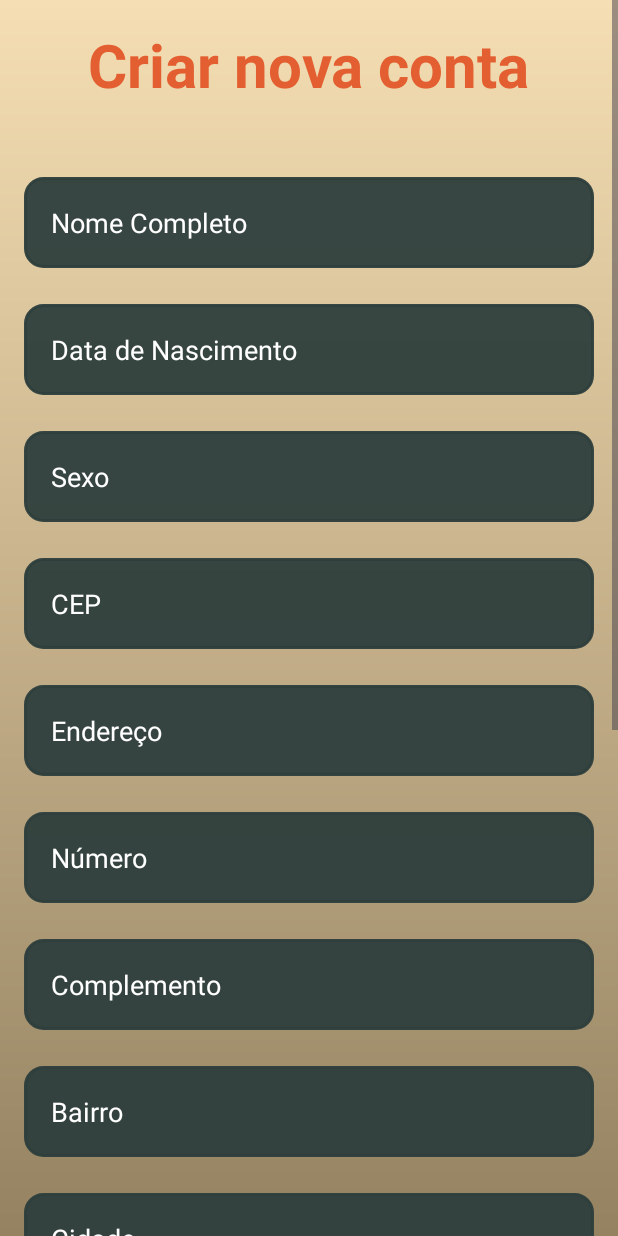
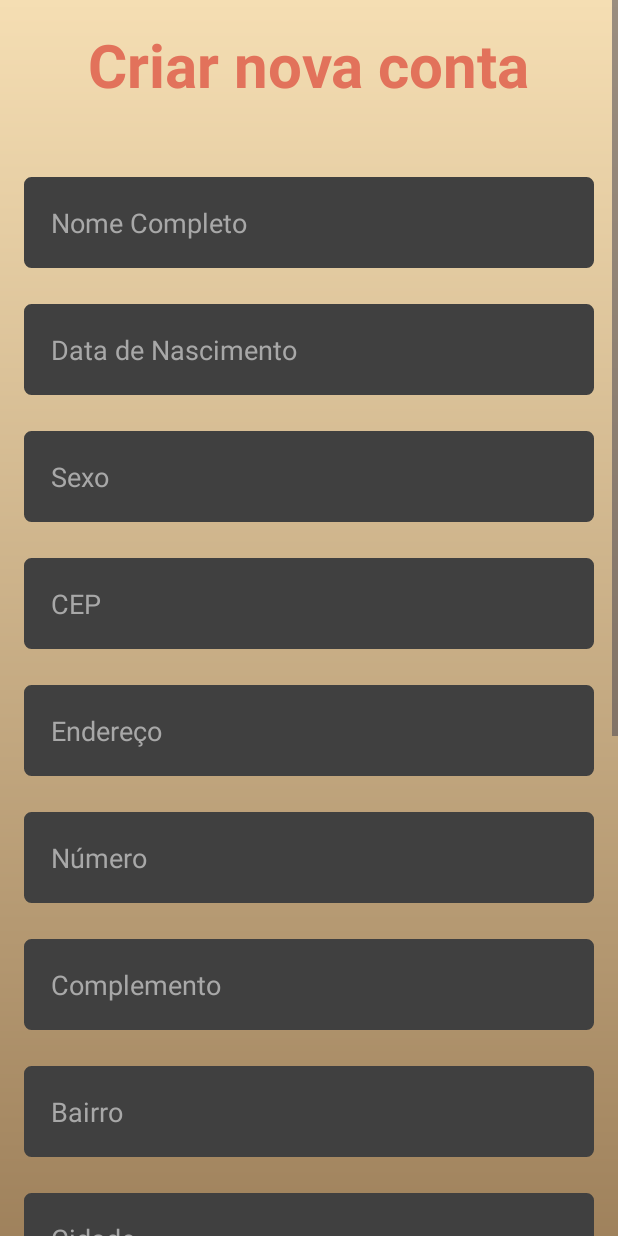
Before and after one commit to guilherme-neves1/SafeCityApp, an Android app: the CreateAccountActivity screen opened directly, with no data from a screen before it, on a phone screen of 412 x 824 dp. Run offline under Robolectric (Android 15) with nearby library versions, the phone set to English and light mode, and no system bars.

Commit message:
update design

```diff
--- a/app/src/main/res/drawable/login_background.xml
+++ b/app/src/main/res/drawable/login_background.xml
@@ -2,6 +2,6 @@
 <shape xmlns:android="http://schemas.android.com/apk/res/android">
 
     <gradient android:type="linear" android:angle="100"
-        android:startColor="#F5DEB3" android:endColor="#514228"/>
+        android:startColor="#F5DEB3" android:endColor="#654321"/>
 
 </shape>
--- a/app/src/main/res/drawable/rounded_corner.xml
+++ b/app/src/main/res/drawable/rounded_corner.xml
@@ -3,7 +3,7 @@
     android:shape="rectangle"
     >
 
-    <corners android:radius="12dp"/>
+    <corners android:radius="4dp"/>
     <stroke android:width="2dip" android:color="@color/white"/>
 
 
--- a/app/src/main/res/layout/activity_create_account.xml
+++ b/app/src/main/res/layout/activity_create_account.xml
@@ -16,7 +16,7 @@
             android:text="Criar nova conta"
             android:textSize="40sp"
             android:textStyle="bold"
-            android:textColor="#E35F31"
+            android:textColor="#E2725B"
             android:layout_centerHorizontal="true"
             android:layout_marginBottom="24dp"/>
 
@@ -25,13 +25,12 @@
             android:layout_width="match_parent"
             android:layout_height="wrap_content"
             android:hint="Nome Completo"
+            android:textColorHint="#A8A8A8"
             android:layout_below="@id/titleText"
             android:layout_marginTop="24dp"
-            android:textColor="@color/white"
-            android:textColorHint="@color/white"
+            android:backgroundTint="#404040"
             android:textSize="18sp"
             android:background="@drawable/rounded_corner"
-            android:backgroundTint="#F02D3E3C"
             android:padding="18dp"
             />
 
@@ -40,13 +39,13 @@
             android:layout_width="match_parent"
             android:layout_height="wrap_content"
             android:hint="Data de Nascimento"
+            android:textColorHint="#A8A8A8"
             android:layout_below="@id/fullNameInput"
             android:layout_marginTop="24dp"
             android:textColor="@color/white"
-            android:textColorHint="@color/white"
             android:textSize="18sp"
             android:background="@drawable/rounded_corner"
-            android:backgroundTint="#F02D3E3C"
+            android:backgroundTint="#404040"
             android:padding="18dp"
             android:inputType="date"/>
 
@@ -58,10 +57,10 @@
             android:layout_below="@+id/birthInput"
             android:layout_marginTop="24dp"
             android:textColor="@color/white"
-            android:textColorHint="@color/white"
+            android:textColorHint="#A8A8A8"
             android:textSize="18sp"
             android:background="@drawable/rounded_corner"
-            android:backgroundTint="#F02D3E3C"
+            android:backgroundTint="#404040"
             android:padding="18dp"/>
 
         <EditText
@@ -72,10 +71,10 @@
             android:layout_below="@+id/sexInput"
             android:layout_marginTop="24dp"
             android:textColor="@color/white"
-            android:textColorHint="@color/white"
+            android:textColorHint="#A8A8A8"
             android:textSize="18sp"
             android:background="@drawable/rounded_corner"
-            android:backgroundTint="#F02D3E3C"
+            android:backgroundTint="#404040"
             android:padding="18dp"
             android:inputType="number"/>
 
@@ -88,10 +87,10 @@
             android:layout_below="@id/cepInput"
             android:layout_marginTop="24dp"
             android:textColor="@color/white"
-            android:textColorHint="@color/white"
+            android:textColorHint="#A8A8A8"
             android:textSize="18sp"
             android:background="@drawable/rounded_corner"
-            android:backgroundTint="#F02D3E3C"
+            android:backgroundTint="#404040"
             android:padding="18dp"/>
 
         <EditText
@@ -102,10 +101,10 @@
             android:layout_below="@id/addressInput"
             android:layout_marginTop="24dp"
             android:textColor="@color/white"
-            android:textColorHint="@color/white"
+            android:textColorHint="#A8A8A8"
             android:textSize="18sp"
             android:background="@drawable/rounded_corner"
-            android:backgroundTint="#F02D3E3C"
+            android:backgroundTint="#404040"
             android:padding="18dp"
             android:inputType="number"/>
 
@@ -117,10 +116,10 @@
             android:layout_below="@id/numInput"
             android:layout_marginTop="24dp"
             android:textColor="@color/white"
-            android:textColorHint="@color/white"
+            android:textColorHint="#A8A8A8"
             android:textSize="18sp"
             android:background="@drawable/rounded_corner"
-            android:backgroundTint="#F02D3E3C"
+            android:backgroundTint="#404040"
             android:padding="18dp"/>
 
         <EditText
@@ -131,10 +130,10 @@
             android:layout_below="@id/complInput"
             android:layout_marginTop="24dp"
             android:textColor="@color/white"
-            android:textColorHint="@color/white"
+            android:textColorHint="#A8A8A8"
             android:textSize="18sp"
             android:background="@drawable/rounded_corner"
-            android:backgroundTint="#F02D3E3C"
+            android:backgroundTint="#404040"
             android:padding="18dp"/>
 
         <EditText
@@ -145,10 +144,10 @@
             android:layout_below="@+id/distInput"
             android:layout_marginTop="24dp"
             android:textColor="@color/white"
-            android:textColorHint="@color/white"
+            android:textColorHint="#A8A8A8"
             android:textSize="18sp"
             android:background="@drawable/rounded_corner"
-            android:backgroundTint="#F02D3E3C"
+            android:backgroundTint="#404040"
             android:padding="18dp"/>
 
 
@@ -158,11 +157,10 @@
             android:layout_height="wrap_content"
             android:layout_below="@+id/cityInput"
             android:layout_marginTop="24dp"
-            android:textColor="@color/white"
-            android:textColorHint="@color/white"
+            android:textColor="#A8A8A8"
             android:textSize="18sp"
             android:background="@drawable/rounded_corner"
-            android:backgroundTint="#F02D3E3C"
+            android:backgroundTint="#404040"
             android:padding="18dp"/>
 
         <EditText
@@ -173,10 +171,10 @@
             android:layout_below="@id/stateSpinner"
             android:layout_marginTop="24dp"
             android:textColor="@color/white"
-            android:textColorHint="@color/white"
+            android:textColorHint="#A8A8A8"
             android:textSize="18sp"
             android:background="@drawable/rounded_corner"
-            android:backgroundTint="#F02D3E3C"
+            android:backgroundTint="#404040"
             android:padding="18dp"
             android:inputType="phone"/>
 
@@ -188,10 +186,10 @@
             android:layout_below="@id/telInput"
             android:layout_marginTop="24dp"
             android:textColor="@color/white"
-            android:textColorHint="@color/white"
+            android:textColorHint="#A8A8A8"
             android:textSize="18sp"
             android:background="@drawable/rounded_corner"
-            android:backgroundTint="#F02D3E3C"
+            android:backgroundTint="#404040"
             android:padding="18dp"
             android:inputType="textEmailAddress"/>
 
@@ -204,10 +202,10 @@
             android:layout_below="@id/emailInput"
             android:layout_marginTop="24dp"
             android:textColor="@color/white"
-            android:textColorHint="@color/white"
+            android:textColorHint="#A8A8A8"
             android:textSize="18sp"
             android:background="@drawable/rounded_corner"
-            android:backgroundTint="#F02D3E3C"
+            android:backgroundTint="#404040"
             android:padding="18dp"/>
 
         <EditText
@@ -219,10 +217,10 @@
             android:layout_below="@id/passwordInput"
             android:layout_marginTop="24dp"
             android:textColor="@color/white"
-            android:textColorHint="@color/white"
+            android:textColorHint="#A8A8A8"
             android:textSize="18sp"
             android:background="@drawable/rounded_corner"
-            android:backgroundTint="#F02D3E3C"
+            android:backgroundTint="#404040"
             android:padding="18dp"/>
 
         <Button
@@ -231,11 +229,11 @@
             android:layout_width="match_parent"
             android:layout_height="wrap_content"
             android:text="Registrar"
-            android:backgroundTint="#ED764D"
+            android:backgroundTint="#E2725B"
             android:textColor="#FFF"
-            android:padding="12dp"
+            android:padding="8dp"
             android:layout_marginTop="40dp"
-            android:textSize="20sp"
+            android:textSize="18sp"
             />
 
     </RelativeLayout>
--- a/app/src/main/res/values/strings.xml
+++ b/app/src/main/res/values/strings.xml
@@ -1,7 +1,7 @@
 <resources>
     <string name="app_name">SafeCityApp</string>
 
-    <string-array name="states_brazil">
+    <string-array name="states_brazil" color="#A8A8A8">
         <item>Selecione o Estado</item>
         <item>Acre</item>
         <item>Alagoas</item>
```
Also changed, not shown: app/src/main/java/com/example/safecityapp/CreateAccountActivity.java (+0 -7 lines), app/src/main/res/layout/activity_main.xml (+20 -19 lines).
